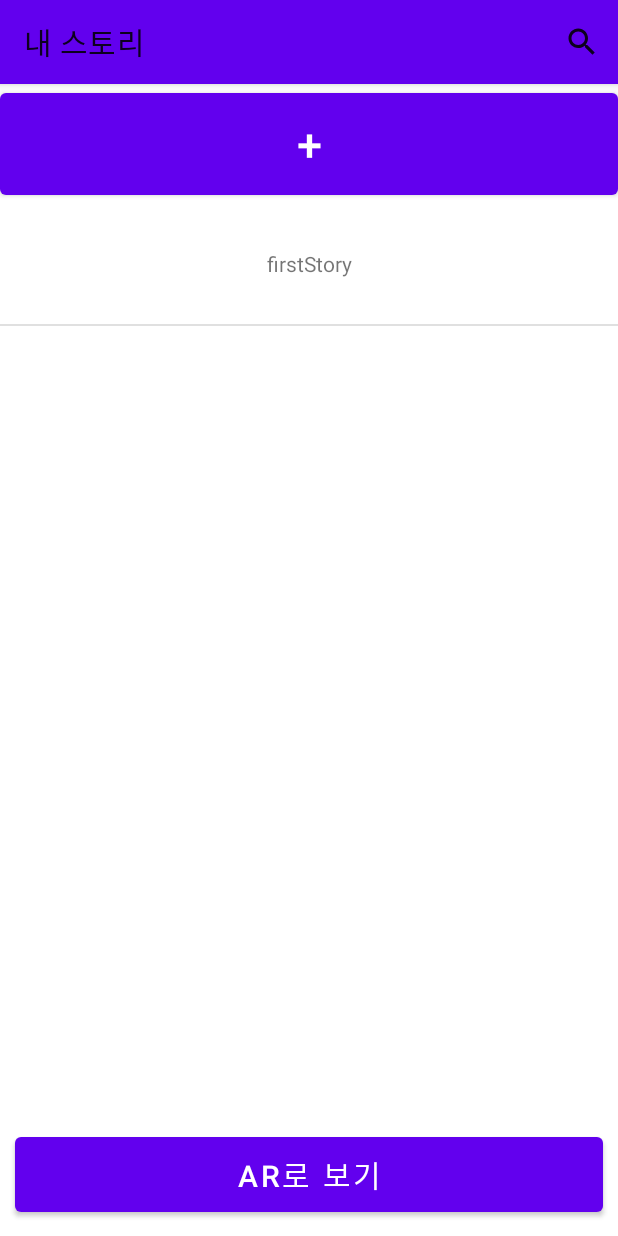
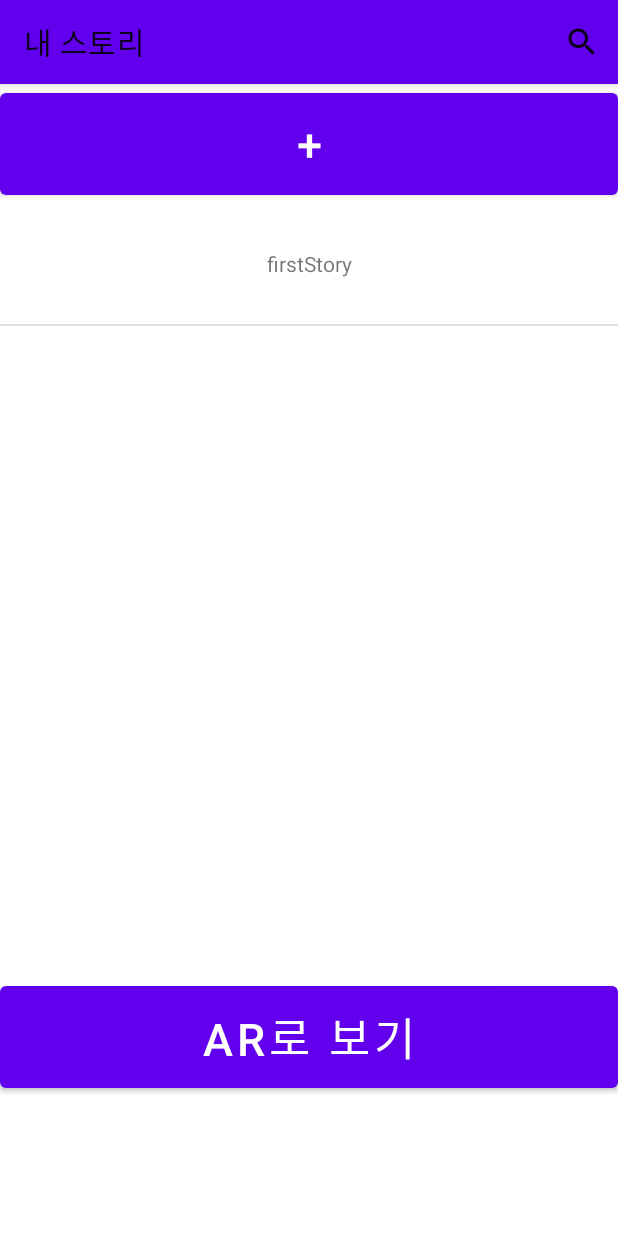
Before and after one commit to jihee-dev/HanselPhoto, an Android app: the screen it shows after launch (MainActivity), on a phone screen of 412 x 824 dp. Run offline under Robolectric (Android 15) with nearby library versions, the phone set to English and light mode, and no system bars.

Commit message:
Revert "UI Update"
This reverts commit 92c39f8bf49d46a0d2a2c4f41b35265150b501dd.

```diff
--- a/app/src/main/res/layout/activity_main.xml
+++ b/app/src/main/res/layout/activity_main.xml
@@ -26,16 +26,13 @@
     <androidx.recyclerview.widget.RecyclerView
         android:id="@+id/mainRecyclerView"
         android:layout_width="match_parent"
-        android:layout_height="0dp"
-        android:layout_weight="1"/>
+        android:layout_height="515dp" />
 
     <Button
         android:id="@+id/mainToArBtn"
         android:layout_width="match_parent"
-        android:layout_height="wrap_content"
-        android:layout_margin="10dp"
-        android:padding="10dp"
+        android:layout_height="80dp"
         android:text="AR로 보기"
-        android:textSize="20sp" />
+        android:textSize="30sp" />
 
 </LinearLayout>
```
